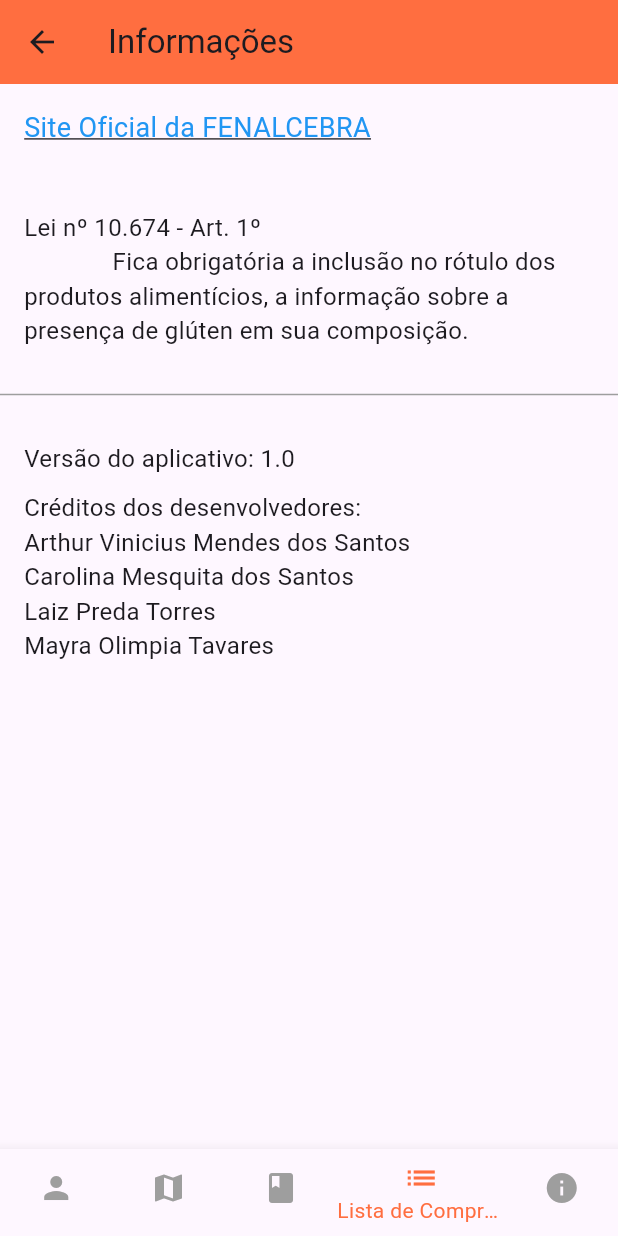
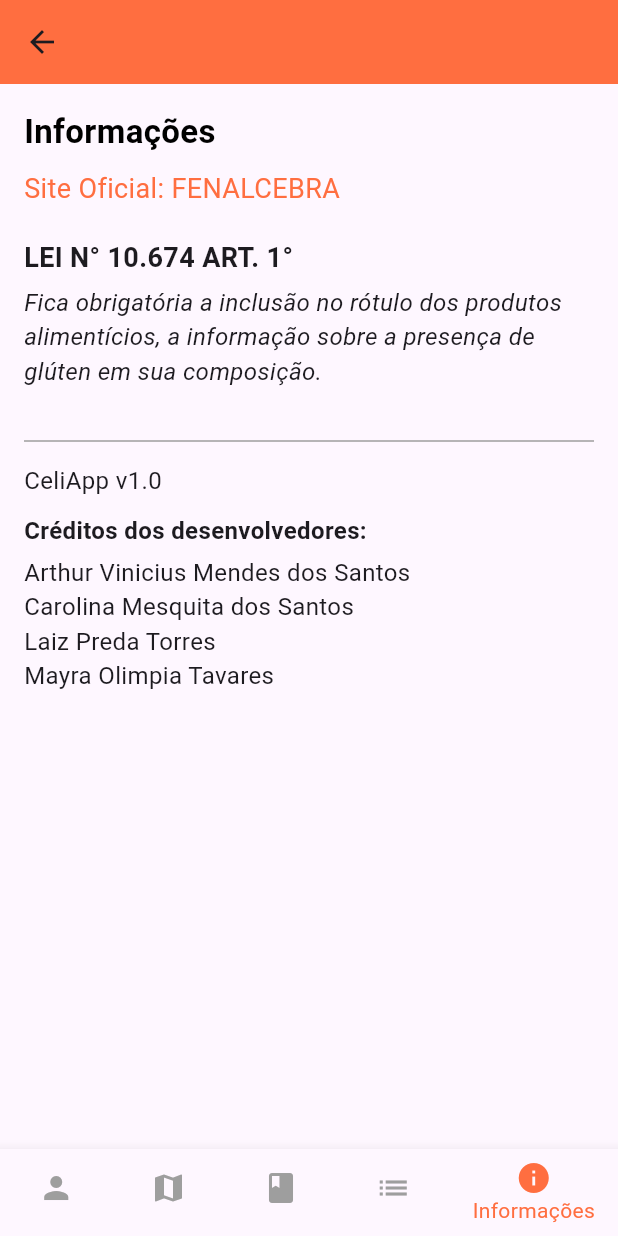
Before and after one commit to Coraville/TCC_CELIAPP, a Flutter app: the InfoPage screen opened by its route, on a phone screen of 412 x 824 dp. Run offline on Flutter 3.47's test engine with Material 3 defaults, Android fonts, the phone set to English and light mode, and no system bars; Roboto replaces fonts that are missing (Arial).

Commit message:
Pagina de info concluida

```diff
--- a/lib/info_page.dart
+++ b/lib/info_page.dart
@@ -13,7 +13,7 @@ class InfoPage extends StatefulWidget {
 }
 
 class _InfoPageState extends State<InfoPage> {
-  int _selectedIndex = 3;
+  int _selectedIndex = 4;
 
   // Função para abrir o link no navegador
   Future<void> _launchURL() async {
@@ -53,77 +53,71 @@ class _InfoPageState extends State<InfoPage> {
   Widget build(BuildContext context) {
     return Scaffold(
       appBar: AppBar(
-        title: const Text('Informações'),
+        title: const Text(''),
         backgroundColor: Colors.deepOrangeAccent,
       ),
-      body: Column(
+      body: Padding(
+        padding: const EdgeInsets.all(16.0),
+        child: Column(
           crossAxisAlignment: CrossAxisAlignment.start,
           children: [
-          // Link para o site oficial
-          Padding(
-            padding: const EdgeInsets.all(16.0),
-            child: GestureDetector(
-              onTap: _launchURL,
-              child: Text(
-                'Site Oficial da FENALCEBRA',
+            // Título "Informações"
+            const Text(
+              'Informações',
               style: TextStyle(
-                  color: Colors.blue,
-                  fontSize: 18,
-                  decoration: TextDecoration.underline,
-                ),
-              ),
+                fontSize: 22,
+                fontWeight: FontWeight.bold,
+                fontFamily: 'Arial',
+                color: Colors.black,
               ),
             ),
             const SizedBox(height: 10),
 
-          // Trecho da lei nº 10.674
-          Padding(
-            padding: const EdgeInsets.all(16.0),
-            child: Text(
-              '''Lei nº 10.674 - Art. 1º
-              Fica obrigatória a inclusão no rótulo dos produtos alimentícios, a informação sobre a presença de glúten em sua composição.''',
-              style: TextStyle(fontSize: 16),
+            // Link para o site da FENALCEBRA
+            GestureDetector(
+              onTap: _launchURL,
+              child: const Text(
+                'Site Oficial: FENALCEBRA',
+                style: TextStyle(
+                  color: Colors.deepOrangeAccent,
+                  fontSize: 18,
                 ),
               ),
+            ),
+            const SizedBox(height: 20),
+
+            // Trecho da lei com formatação correta
+            const Text(
+              'LEI N° 10.674 ART. 1°',
+              style: TextStyle(fontSize: 18, fontWeight: FontWeight.bold),
+            ),
+            const SizedBox(height: 5),
+            const Text(
+              'Fica obrigatória a inclusão no rótulo dos produtos alimentícios, a informação sobre a presença de glúten em sua composição.',
+              style: TextStyle(fontSize: 16, fontStyle: FontStyle.italic),
+            ),
+            const SizedBox(height: 20),
 
             // Linha separadora
             const Divider(color: Colors.grey, thickness: 1, height: 30),
 
             // Versão do aplicativo e créditos
-          Padding(
-            padding: const EdgeInsets.all(16.0),
-            child: Column(
-              crossAxisAlignment: CrossAxisAlignment.start,
-              children: [
-                Text(
-                  'Versão do aplicativo: 1.0',
+            const Text(
+              'CeliApp v1.0',
               style: TextStyle(fontSize: 16),
             ),
             const SizedBox(height: 10),
-                Text(
+            const Text(
               'Créditos dos desenvolvedores:',
-                  style: TextStyle(fontSize: 16),
+              style: TextStyle(fontSize: 16, fontWeight: FontWeight.bold),
             ),
-                Text(
-                  'Arthur Vinicius Mendes dos Santos',
-                  style: TextStyle(fontSize: 16),
-                ),
-                Text(
-                  'Carolina Mesquita dos Santos',
-                  style: TextStyle(fontSize: 16),
-                ),
-                Text(
-                  'Laiz Preda Torres',
-                  style: TextStyle(fontSize: 16),
-                ),
-                Text(
-                  'Mayra Olimpia Tavares',
-                  style: TextStyle(fontSize: 16),
-                ),
+            const SizedBox(height: 5),
+            const Text('Arthur Vinicius Mendes dos Santos', style: TextStyle(fontSize: 16)),
+            const Text('Carolina Mesquita dos Santos', style: TextStyle(fontSize: 16)),
+            const Text('Laiz Preda Torres', style: TextStyle(fontSize: 16)),
+            const Text('Mayra Olimpia Tavares', style: TextStyle(fontSize: 16)),
           ],
         ),
-          ),
-        ],
       ),
       bottomNavigationBar: BottomNavigationBar(
         currentIndex: _selectedIndex,
@@ -131,26 +125,11 @@ class _InfoPageState extends State<InfoPage> {
         selectedItemColor: Colors.deepOrangeAccent,
         unselectedItemColor: Colors.grey,
         items: const [
-          BottomNavigationBarItem(
-            icon: Icon(Icons.person),
-            label: 'Perfil',
-          ),
-          BottomNavigationBarItem(
-            icon: Icon(Icons.map),
-            label: 'Mapa',
-          ),
-          BottomNavigationBarItem(
-            icon: Icon(Icons.book),
-            label: 'Receitas',
-          ),
-          BottomNavigationBarItem(
-            icon: Icon(Icons.list),
-            label: 'Lista de Compras',
-          ),
-          BottomNavigationBarItem(
-            icon: Icon(Icons.info),
-            label: 'Informações',
-          ),
+          BottomNavigationBarItem(icon: Icon(Icons.person), label: 'Perfil'),
+          BottomNavigationBarItem(icon: Icon(Icons.map), label: 'Mapa'),
+          BottomNavigationBarItem(icon: Icon(Icons.book), label: 'Receitas'),
+          BottomNavigationBarItem(icon: Icon(Icons.list), label: 'Lista de Compras'),
+          BottomNavigationBarItem(icon: Icon(Icons.info), label: 'Informações'),
         ],
       ),
     );
--- a/lib/main.dart
+++ b/lib/main.dart
@@ -17,7 +17,7 @@ class CeliApp extends StatelessWidget {
     return MaterialApp(
       title: 'CeliApp',
       theme: ThemeData(primarySwatch: Colors.deepOrange),
-      initialRoute: '/info',
+      initialRoute: '/map',
       routes: {
         '/shopping_list': (context) => const ShoppingListPage(),
         '/profile': (context) => const ProfilePage(),
--- a/lib/map_page.dart
+++ b/lib/map_page.dart
@@ -30,10 +30,10 @@ class _MapPageState extends State<MapPage> {
         Navigator.pushNamed(context, '/recipes');
         break;
       case 3:
-        Navigator.pushNamed(context, '/info');
+        Navigator.pushNamed(context, '/shopping_list');
         break;
       case 4:
-        Navigator.pushNamed(context, '/shopping_list');
+        Navigator.pushNamed(context, '/info');
         break;
     }
   }
--- a/lib/profile_page.dart
+++ b/lib/profile_page.dart
@@ -26,10 +26,10 @@ class _ProfilePageState extends State<ProfilePage> {
         Navigator.pushNamed(context, '/recipes');
         break;
       case 3:
-        Navigator.pushNamed(context, '/info'); // Navegação para Informações
+        Navigator.pushNamed(context, '/shopping_list');
         break;
       case 4:
-        Navigator.pushNamed(context, '/shopping_list'); // Navegação para Lista de Compras
+        Navigator.pushNamed(context, '/info');
         break;
     }
   }
--- a/lib/recipes_page.dart
+++ b/lib/recipes_page.dart
@@ -30,10 +30,10 @@ class _RecipesPageState extends State<RecipesPage> {
         Navigator.pushNamed(context, '/recipes');
         break;
       case 3:
-        Navigator.pushNamed(context, '/info');
+        Navigator.pushNamed(context, '/shopping_list');
         break;
       case 4:
-        Navigator.pushNamed(context, '/shopping_list');
+        Navigator.pushNamed(context, '/info');
         break;
     }
   }
```
Lines whose indentation alone changed are shown as unchanged.
